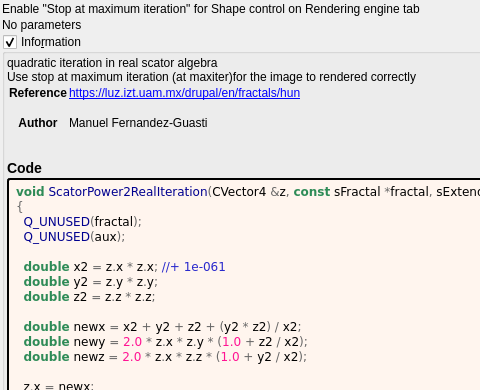
Above: mandelbulber2/formula/ui/scator_power2_real.ui from buddhi1980/mandelbulber2 before the change; both pictures show x 0 to 480 and y 0 to 390 of the 862 by 692 pixel window. Below: the same form after it.
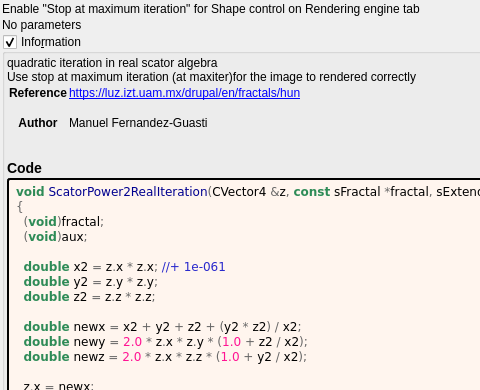
That is the form after the change. Custom widgets are drawn as their Qt base class.

Patch:
```diff
--- a/mandelbulber2/formula/ui/scator_power2_real.ui
+++ b/mandelbulber2/formula/ui/scator_power2_real.ui
@@ -101,8 +101,8 @@
          <string notr="true">&lt;body style=&quot;background-color:#fff5ee&quot;&gt;
 &lt;pre style=&quot;color:#000000; background-color:#fff5ee;  font-family:&#039;Courier New&#039;,monospace;white-space: pre-wrap;&quot;&gt;&lt;span style=&quot;color:#2e8b57; font-weight:bold&quot;&gt;void&lt;/span&gt; &lt;span style=&quot;color:#00008f&quot;&gt;ScatorPower2RealIteration&lt;/span&gt;&lt;span style=&quot;color:#676767&quot;&gt;(&lt;/span&gt;CVector4 &lt;span style=&quot;color:#676767&quot;&gt;&amp;amp;&lt;/span&gt;z&lt;span style=&quot;color:#676767&quot;&gt;,&lt;/span&gt; &lt;span style=&quot;color:#2e8b57; font-weight:bold&quot;&gt;const&lt;/span&gt; sFractal &lt;span style=&quot;color:#676767&quot;&gt;*&lt;/span&gt;fractal&lt;span style=&quot;color:#676767&quot;&gt;,&lt;/span&gt; sExtendedAux &lt;span style=&quot;color:#676767&quot;&gt;&amp;amp;&lt;/span&gt;aux&lt;span style=&quot;color:#676767&quot;&gt;)&lt;/span&gt;
 &lt;span style=&quot;color:#676767&quot;&gt;{&lt;/span&gt;
-  &lt;span style=&quot;color:#00008f&quot;&gt;Q_UNUSED&lt;/span&gt;&lt;span style=&quot;color:#676767&quot;&gt;(&lt;/span&gt;fractal&lt;span style=&quot;color:#676767&quot;&gt;);&lt;/span&gt;
-  &lt;span style=&quot;color:#00008f&quot;&gt;Q_UNUSED&lt;/span&gt;&lt;span style=&quot;color:#676767&quot;&gt;(&lt;/span&gt;aux&lt;span style=&quot;color:#676767&quot;&gt;);&lt;/span&gt;
+  &lt;span style=&quot;color:#676767&quot;&gt;(&lt;/span&gt;&lt;span style=&quot;color:#2e8b57; font-weight:bold&quot;&gt;void&lt;/span&gt;&lt;span style=&quot;color:#676767&quot;&gt;)&lt;/span&gt;fractal&lt;span style=&quot;color:#676767&quot;&gt;;&lt;/span&gt;
+  &lt;span style=&quot;color:#676767&quot;&gt;(&lt;/span&gt;&lt;span style=&quot;color:#2e8b57; font-weight:bold&quot;&gt;void&lt;/span&gt;&lt;span style=&quot;color:#676767&quot;&gt;)&lt;/span&gt;aux&lt;span style=&quot;color:#676767&quot;&gt;;&lt;/span&gt;
 
   &lt;span style=&quot;color:#2e8b57; font-weight:bold&quot;&gt;double&lt;/span&gt; x2 &lt;span style=&quot;color:#676767&quot;&gt;=&lt;/span&gt; z&lt;span style=&quot;color:#676767&quot;&gt;.&lt;/span&gt;x &lt;span style=&quot;color:#676767&quot;&gt;*&lt;/span&gt; z&lt;span style=&quot;color:#676767&quot;&gt;.&lt;/span&gt;x&lt;span style=&quot;color:#676767&quot;&gt;;&lt;/span&gt; &lt;span style=&quot;color:#2929cc&quot;&gt;//+ 1e-061&lt;/span&gt;
   &lt;span style=&quot;color:#2e8b57; font-weight:bold&quot;&gt;double&lt;/span&gt; y2 &lt;span style=&quot;color:#676767&quot;&gt;=&lt;/span&gt; z&lt;span style=&quot;color:#676767&quot;&gt;.&lt;/span&gt;y &lt;span style=&quot;color:#676767&quot;&gt;*&lt;/span&gt; z&lt;span style=&quot;color:#676767&quot;&gt;.&lt;/span&gt;y&lt;span style=&quot;color:#676767&quot;&gt;;&lt;/span&gt;
```
